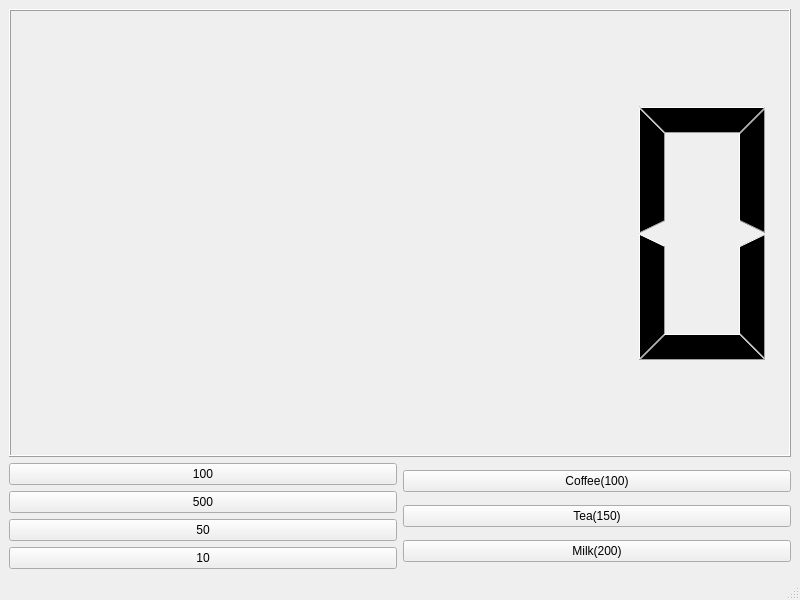
Above: vending_machine/mainwindow.ui from junfuture1103/vending_machine_jun before the change. Below: the same form after it.
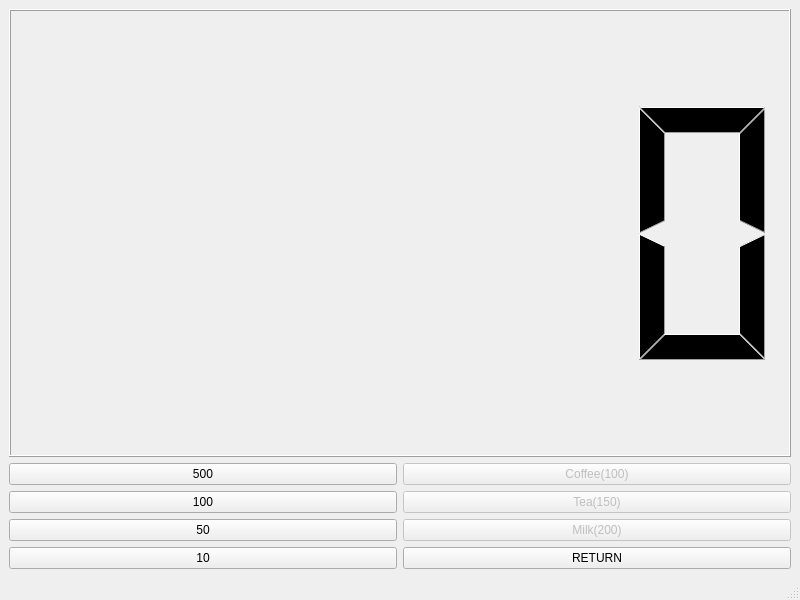
That is the form after the change.

Commit message: Add button enabled & Return button but have to add print number of coins

Patch:
```diff
--- a/vending_machine/mainwindow.ui
+++ b/vending_machine/mainwindow.ui
@@ -24,13 +24,6 @@
        <layout class="QHBoxLayout" name="horizontalLayout">
         <item>
          <layout class="QVBoxLayout" name="verticalLayout">
-          <item>
-           <widget class="QPushButton" name="pb100">
-            <property name="text">
-             <string>100</string>
-            </property>
-           </widget>
-          </item>
           <item>
            <widget class="QPushButton" name="pb500">
             <property name="text">
@@ -38,6 +31,16 @@
             </property>
            </widget>
           </item>
+          <item>
+           <widget class="QPushButton" name="pb100">
+            <property name="enabled">
+             <bool>true</bool>
+            </property>
+            <property name="text">
+             <string>100</string>
+            </property>
+           </widget>
+          </item>
           <item>
            <widget class="QPushButton" name="pb50">
             <property name="text">
@@ -58,6 +61,9 @@
          <layout class="QVBoxLayout" name="verticalLayout_2">
           <item>
            <widget class="QPushButton" name="pbCoffee">
+            <property name="enabled">
+             <bool>false</bool>
+            </property>
             <property name="text">
              <string>Coffee(100)</string>
             </property>
@@ -65,6 +71,9 @@
           </item>
           <item>
            <widget class="QPushButton" name="pbTea">
+            <property name="enabled">
+             <bool>false</bool>
+            </property>
             <property name="text">
              <string>Tea(150)</string>
             </property>
@@ -72,11 +81,21 @@
           </item>
           <item>
            <widget class="QPushButton" name="pbMilk">
+            <property name="enabled">
+             <bool>false</bool>
+            </property>
             <property name="text">
              <string>Milk(200)</string>
             </property>
            </widget>
           </item>
+          <item>
+           <widget class="QPushButton" name="pbReturn">
+            <property name="text">
+             <string>RETURN</string>
+            </property>
+           </widget>
+          </item>
          </layout>
         </item>
        </layout>
```
Left out of the diff: 2 changed lines with no effect on the pictures. The commit also changes 2 other files.
